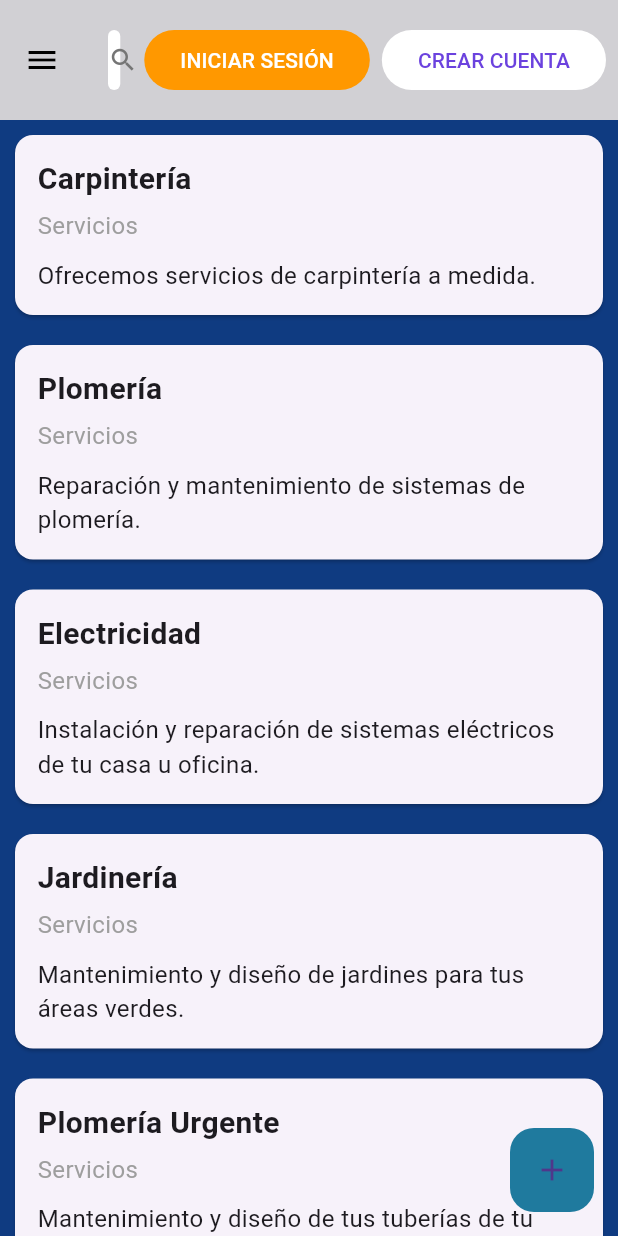
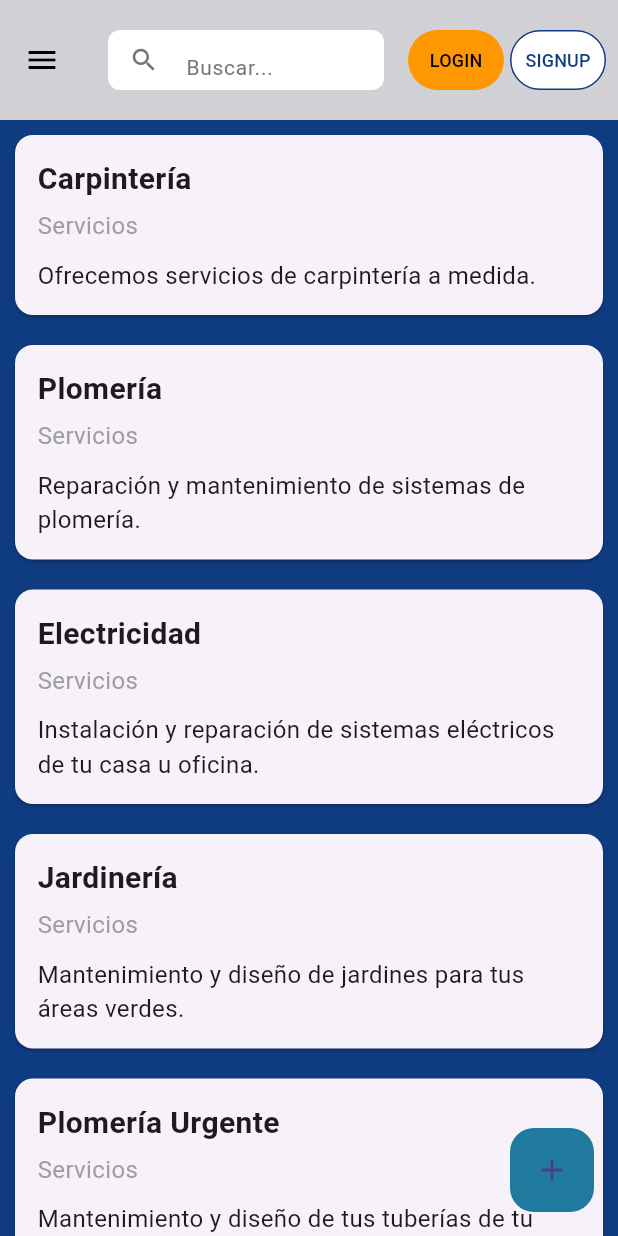
Before and after one commit to TheGeru/Project_Servify, a Flutter app: the screen it shows after launch, on a phone screen of 412 x 824 dp. Run offline on Flutter 3.47's test engine with Material 3 defaults, Android fonts, the phone set to English and light mode, and no system bars; our stand-ins replace cloud_firestore, firebase_auth, firebase_core, google_sign_in; accounts and stored records are empty.

```diff
--- a/lib/main.dart
+++ b/lib/main.dart
@@ -8,7 +8,7 @@ import 'package:project_servify/screens/home_screen.dart';
 import 'package:project_servify/screens/inicio_usuarios_screen.dart';
 import 'package:project_servify/screens/crear_cuenta_screen.dart';
 import 'package:project_servify/screens/recuperar_pass_screen.dart';
-
+import 'package:project_servify/screens/notifications_screen.dart';
 void main() async {
   WidgetsFlutterBinding.ensureInitialized();
   await Firebase.initializeApp(
@@ -27,6 +27,7 @@ class MainApp extends StatelessWidget {
       debugShowCheckedModeBanner: false,
       initialRoute: 'home',
       routes: {
+        'notifications': (_) => const NotificationsScreen(),
         'home': (_) => const HomeScreen(),
         'inicio_usuarios': (_) => const InicioUsuariosScreen(),
         'crear_cuenta': (_) => const CrearCuentaScreen(),
--- a/lib/screens/home_screen.dart
+++ b/lib/screens/home_screen.dart
@@ -222,7 +222,7 @@ Widget build(BuildContext context) {
             notificationCount: 5,
             onSearchPressed: () => Navigator.pushNamed(context, '/search'),
             onNotificationPressed: () =>
-                Navigator.pushNamed(context, '/notifications'),
+                Navigator.pushNamed(context, 'notifications'),
             onProfilePressed: () {
               // Navegación condicional desde el AppBar si lo necesitas
               if (user != null) {
--- a/lib/widgets/menu_bar.dart
+++ b/lib/widgets/menu_bar.dart
@@ -1,21 +1,17 @@
 import 'package:flutter/material.dart';
 
 class Menu_Bar extends StatelessWidget implements PreferredSizeWidget {
-  // Parámetro principal para determinar el estado
   final bool isAuthenticated;
 
-  // Callbacks comunes
+  // Callbacks
   final VoidCallback? onMenuPressed;
-
-  // Callbacks para usuario autenticado
   final VoidCallback? onSearchPressed;
   final VoidCallback? onNotificationPressed;
   final VoidCallback? onProfilePressed;
-  final int notificationCount;
-
-  // Callbacks para usuario NO autenticado
   final VoidCallback? onLoginPressed;
   final VoidCallback? onSignUpPressed;
+
+  final int notificationCount;
 
   // Personalización
   final Color backgroundColor;
@@ -26,15 +22,12 @@ class Menu_Bar extends StatelessWidget implements PreferredSizeWidget {
     Key? key,
     this.isAuthenticated = false,
     this.onMenuPressed,
-    // Autenticado
     this.onSearchPressed,
     this.onNotificationPressed,
     this.onProfilePressed,
     this.notificationCount = 0,
-    // No autenticado
     this.onLoginPressed,
     this.onSignUpPressed,
-    // Personalización
     this.backgroundColor = const Color(0xFFD7D7D7),
     this.iconColor = Colors.black,
     this.toolbarHeight = 80,
@@ -46,22 +39,28 @@ class Menu_Bar extends StatelessWidget implements PreferredSizeWidget {
       backgroundColor: backgroundColor,
       toolbarHeight: toolbarHeight,
       elevation: 1,
+      // Botón de menú (siempre visible)
       leading: IconButton(
         icon: Icon(Icons.menu, color: iconColor),
         onPressed: onMenuPressed ?? () {
           Scaffold.of(context).openDrawer();
         },
       ),
+
+      //
+      // Usaremos un Row para asegurarnos de que el TextField se expanda.
       title: _buildSearchBar(),
-      actions: isAuthenticated
-          ? _buildAuthenticatedActions()
-          : _buildUnauthenticatedActions(context),
+
+      //
+      actions: _buildDynamicActions(context),
     );
   }
 
-  // Barra de búsqueda para usuarios autenticados
+  // Ahora usa Expanded dentro de un Row para ocupar el espacio
   Widget _buildSearchBar() {
-    return Container(
+    return Padding(
+      padding: const EdgeInsets.symmetric(vertical: 12),
+      child: Container(
         height: 40,
         decoration: BoxDecoration(
           color: Colors.white,
@@ -73,42 +72,43 @@ class Menu_Bar extends StatelessWidget implements PreferredSizeWidget {
             hintStyle: TextStyle(color: Colors.grey[600], fontSize: 14),
             prefixIcon: Icon(Icons.search, color: Colors.grey[600], size: 20),
             border: InputBorder.none,
-          contentPadding: EdgeInsets.symmetric(vertical: 10),
+            contentPadding: const EdgeInsets.symmetric(vertical: 10),
           ),
           onTap: onSearchPressed,
           readOnly: onSearchPressed != null,
         ),
+      ),
     );
   }
 
-  // Acciones para usuarios autenticados
-  List<Widget> _buildAuthenticatedActions() {
+  // 🛑 NUEVO MÉTODO: Muestra un set de acciones basado en la autenticación
+  List<Widget> _buildDynamicActions(BuildContext context) {
+    if (isAuthenticated) {
+      // Acciones para usuario autenticado (Notificaciones y Perfil)
       return [
         Stack(
           children: [
             IconButton(
               icon: Icon(Icons.notifications_outlined, color: iconColor),
-            onPressed: onNotificationPressed ?? () {
-              print('Notificaciones presionadas');
-            },
+              onPressed: onNotificationPressed,
             ),
             if (notificationCount > 0)
               Positioned(
                 right: 8,
                 top: 8,
                 child: Container(
-                padding: EdgeInsets.all(4),
-                decoration: BoxDecoration(
+                  padding: const EdgeInsets.all(4),
+                  decoration: const BoxDecoration(
                     color: Colors.red,
                     shape: BoxShape.circle,
                   ),
-                constraints: BoxConstraints(
+                  constraints: const BoxConstraints(
                     minWidth: 16,
                     minHeight: 16,
                   ),
                   child: Text(
                     notificationCount > 9 ? '9+' : '$notificationCount',
-                  style: TextStyle(
+                    style: const TextStyle(
                       color: Colors.white,
                       fontSize: 10,
                       fontWeight: FontWeight.bold,
@@ -121,43 +121,45 @@ class Menu_Bar extends StatelessWidget implements PreferredSizeWidget {
         ),
         IconButton(
           icon: Icon(Icons.account_circle_outlined, color: iconColor),
-        onPressed: onProfilePressed ?? () {
-          print('Perfil presionado');
-        },
+          onPressed: onProfilePressed,
         ),
-      SizedBox(width: 8),
+        const SizedBox(width: 8),
       ];
-  }
-
-  // Acciones para usuarios NO autenticados
-  List<Widget> _buildUnauthenticatedActions(BuildContext context) {
+    } else {
+      // Acciones para usuario NO autenticado (Botones de Login/Signup)
       return [
         ElevatedButton(
           style: ElevatedButton.styleFrom(
-          foregroundColor: Colors.white,
+            foregroundColor: const Color.fromARGB(255, 0, 0, 0),
             backgroundColor: Colors.orange,
             elevation: 0,
+            padding: const EdgeInsets.symmetric(horizontal: 4), // Reducir padding
           ),
           onPressed: onLoginPressed ?? () {
             Navigator.pushNamed(context, 'inicio_usuarios');
           },
-        child: const Text('INICIAR SESIÓN'),
+          child: const Text('LOGIN', style: TextStyle(fontSize: 12)), // Reducir texto
         ),
-      const SizedBox(width: 8),
+        // Espacio reducido
+        const SizedBox(width: 4),
         ElevatedButton(
           style: ElevatedButton.styleFrom(
-          foregroundColor: Color(0xFF6B42DE),
+            foregroundColor: const Color(0xFF0F3B81),
             backgroundColor: Colors.white,
             elevation: 0,
+            padding: const EdgeInsets.symmetric(horizontal: 4), // Reducir padding
+            side: const BorderSide(color: Color(0xFF0F3B81), width: 1), // Borde
           ),
           onPressed: onSignUpPressed ?? () {
             Navigator.pushNamed(context, 'crear_cuenta');
           },
-        child: const Text('CREAR CUENTA'),
+          child: const Text('SIGNUP', style: TextStyle(fontSize: 12)), // Reducir texto
         ),
         const SizedBox(width: 8),
       ];
     }
+  }
+  // ... (preferredSize se mantiene igual)
 
   @override
   Size get preferredSize => Size.fromHeight(toolbarHeight);
```
Also changed, not shown: lib/widgets/RegistroForm.dart (+46 -12 lines), 2 other files. Lines whose indentation alone changed are shown as unchanged.
